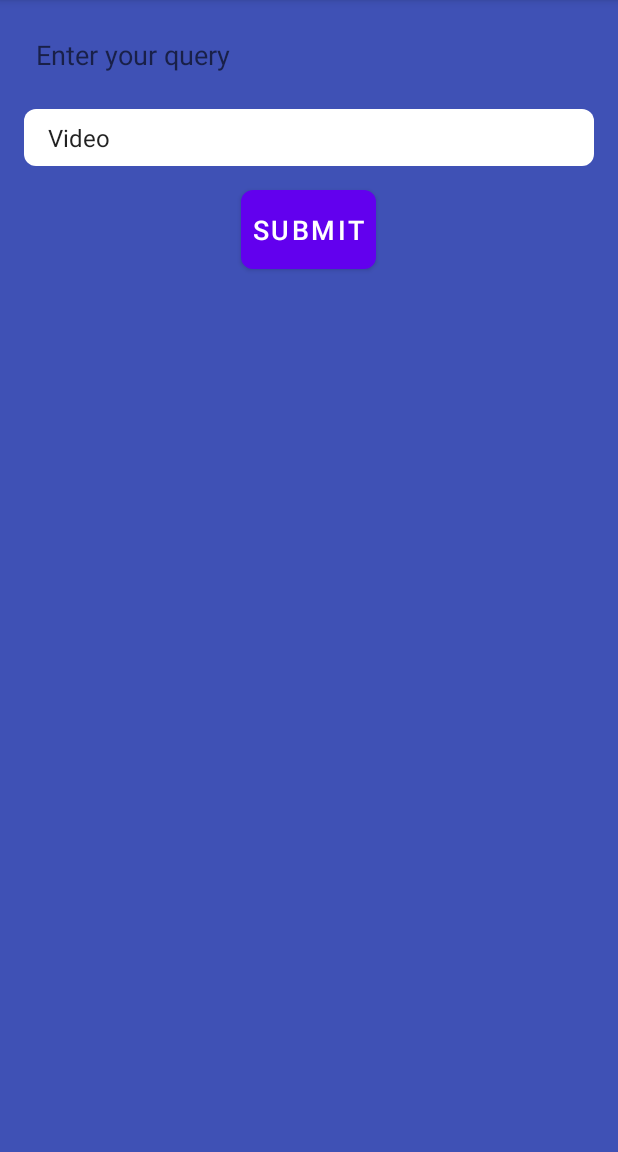
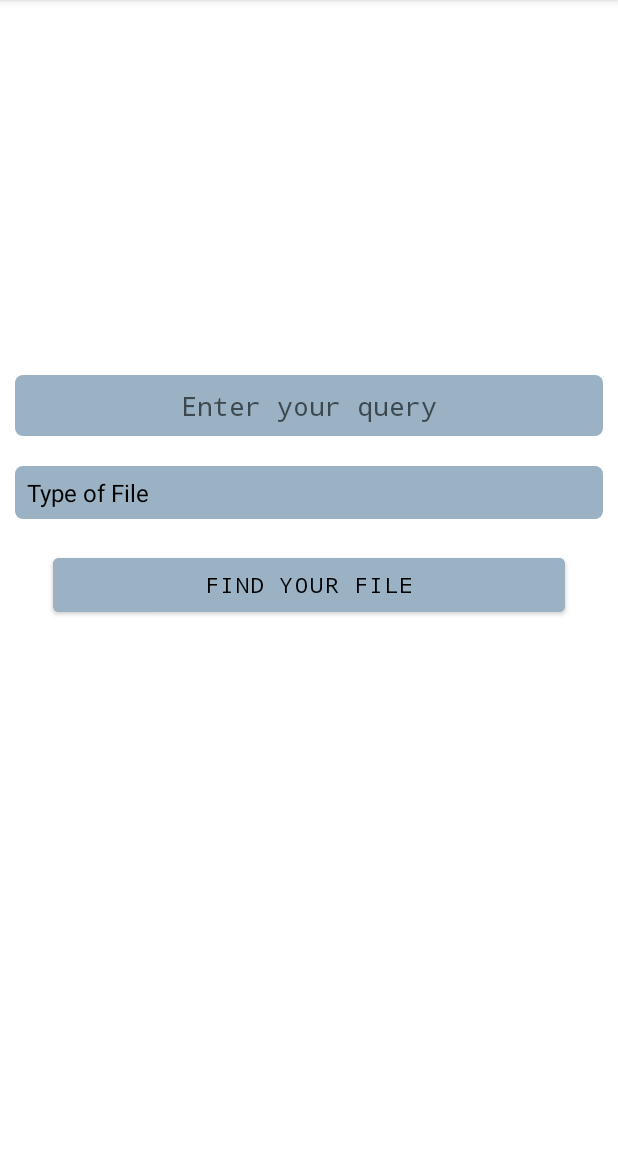
Before and after one commit to bhattaman0001/QuickDroid, an Android app: the screen it shows after launch (MainActivity), on a phone screen of 412 x 824 dp, the part 84-1236 px from its top. Run offline under Robolectric (Android 15) with nearby library versions, the phone set to English and light mode, and no system bars.

Commit message:
Added spinner and made home page UI

```diff
--- a/app/build.gradle
+++ b/app/build.gradle
@@ -30,6 +30,12 @@ android {
     kotlinOptions {
         jvmTarget = '1.8'
     }
+    viewBinding {
+        enabled true
+    }
+    dataBinding {
+        enabled true
+    }
 }
 
 dependencies {
--- /dev/null
+++ b/app/src/main/java/com/example/moviemagnet/Constants/constants.kt
@@ -0,0 +1,6 @@
+package com.example.moviemagnet.Constants
+
+object constants {
+    val BASE_URL = "https://filepursuit.p.rapidapi.com/"
+    /*https://filepursuit.p.rapidapi.com/?q=The%20Last:%20Naruto%20the%20Movie&type=video*/
+}
--- a/app/src/main/java/com/example/moviemagnet/MainActivity.kt
+++ b/app/src/main/java/com/example/moviemagnet/MainActivity.kt
@@ -1,41 +1,38 @@
 package com.example.moviemagnet
 
-import androidx.appcompat.app.AppCompatActivity
-import android.os.Bundle
-import android.view.View
-import android.widget.AdapterView
-import android.widget.ArrayAdapter
-import android.widget.Spinner
+import android.os.*
+import android.util.*
+import android.view.*
+import android.widget.*
+import androidx.appcompat.app.*
+import com.example.moviemagnet.databinding.*
 
 class MainActivity : AppCompatActivity() {
+
+    private lateinit var binding: ActivityMainBinding
+    var type_of_file: Array<String> = emptyArray()
+    var type_of_file_selected: String = ""
+    var query_name: String = ""
     override fun onCreate(savedInstanceState: Bundle?) {
         super.onCreate(savedInstanceState)
-        setContentView(R.layout.activity_main)
-
-        val spinner: Spinner = findViewById(R.id.spinner)
-        val adapter = ArrayAdapter.createFromResource(
-            this,
-            R.array.spinner_options,
-            android.R.layout.simple_spinner_item
-        )
-        adapter.setDropDownViewResource(android.R.layout.simple_spinner_dropdown_item)
-        spinner.adapter = adapter
-
-        spinner.onItemSelectedListener = object : AdapterView.OnItemSelectedListener {
-            override fun onItemSelected(
-                parent: AdapterView<*>?,
-                view: View?,
-                position: Int,
-                id: Long
-            ) {
-                // Handle the selected item here
+        binding = ActivityMainBinding.inflate(layoutInflater)
+        val view: View = binding.root
+        setContentView(view)
+        type_of_file = resources.getStringArray(R.array.spinner_options)
+        val adapter = ArrayAdapter(this, android.R.layout.simple_spinner_dropdown_item, type_of_file)
+        binding.typeOfFile.adapter = adapter
+        binding.typeOfFile.onItemSelectedListener = object : AdapterView.OnItemSelectedListener {
+            override fun onItemSelected(parent: AdapterView<*>?, view: View?, position: Int, id: Long) {
+                if (position == 0) type_of_file_selected = ""
+                if (position >= 1) type_of_file_selected = type_of_file[position]
+                Log.d("is_this_ok", "the selected type is --> $type_of_file_selected")
             }
 
             override fun onNothingSelected(parent: AdapterView<*>?) {
-                // Handle the case when nothing is selected
+                // todo: do something when nothing is selected
             }
         }
-
+        if (binding.queryName != null) query_name = binding.queryName.text.toString()
     }
 
 }
--- a/app/src/main/res/drawable/button_background.xml
+++ b/app/src/main/res/drawable/button_background.xml
@@ -1,6 +1,6 @@
 <?xml version="1.0" encoding="utf-8"?>
 <shape xmlns:android="http://schemas.android.com/apk/res/android"
     android:shape="rectangle">
-    <solid android:color="#3F51B5"/>
+    <solid android:color="@color/colorPrimary"/>
     <corners android:radius="8dp"/>
 </shape>
--- a/app/src/main/res/drawable/spinner_background.xml
+++ b/app/src/main/res/drawable/spinner_background.xml
@@ -1,6 +1,6 @@
 <?xml version="1.0" encoding="utf-8"?>
 <shape xmlns:android="http://schemas.android.com/apk/res/android"
     android:shape="rectangle">
-    <solid android:color="@android:color/white"/>
-    <corners android:radius="8dp"/>
+    <solid android:color="@android:color/white" />
+    <corners android:radius="5dp" />
 </shape>
--- a/app/src/main/res/layout/activity_main.xml
+++ b/app/src/main/res/layout/activity_main.xml
@@ -4,49 +4,61 @@
     xmlns:tools="http://schemas.android.com/tools"
     android:layout_width="match_parent"
     android:layout_height="match_parent"
+    android:layout_gravity="center"
     tools:context=".MainActivity">
 
-    <LinearLayout
-        android:layout_width="match_parent"
-        android:layout_height="match_parent"
-        android:background="@color/colorPrimary"
-        android:orientation="vertical"
-        android:padding="16dp">
-
     <EditText
-            android:id="@+id/editText1"
-            android:layout_width="match_parent"
+        android:id="@+id/query_name"
+        android:layout_width="0dp"
         android:layout_height="wrap_content"
-            android:background="@android:color/transparent"
-            android:hint="Enter your query"
+        android:layout_marginStart="10dp"
+        android:layout_marginEnd="10dp"
+        android:background="@drawable/spinner_background"
+        android:backgroundTint="#9AB2C4"
+        android:fontFamily="monospace"
+        android:hint="@string/enter_your_query"
         android:padding="8dp"
-            android:textColor="@android:color/white"
-            android:textSize="18sp" />
+        android:textAlignment="center"
+        android:textColor="@color/black"
+        android:textSize="18sp"
+        android:layout_marginTop="250dp"
+        app:layout_constraintBottom_toTopOf="@id/type_of_file"
+        app:layout_constraintEnd_toEndOf="parent"
+        app:layout_constraintHorizontal_bias="0.5"
+        app:layout_constraintStart_toStartOf="parent"
+        app:layout_constraintTop_toTopOf="parent"
+        app:layout_constraintVertical_bias="0.5" />
 
     <Spinner
-            android:id="@+id/spinner"
-            android:layout_width="match_parent"
-            android:layout_height="wrap_content"
-            android:layout_marginTop="16dp"
+        android:id="@+id/type_of_file"
+        android:layout_width="0dp"
+        android:layout_height="35dp"
+        android:layout_marginStart="10dp"
+        android:layout_marginTop="20dp"
+        android:layout_marginEnd="10dp"
         android:background="@drawable/spinner_background"
-            android:entries="@array/spinner_options"
-            android:padding="8dp"
-            android:prompt="@string/spinner_prompt"
-            android:textSize="18sp" />
+        android:backgroundTint="#9AB2C4"
+        app:layout_constraintBottom_toTopOf="@id/find_your_file"
+        app:layout_constraintEnd_toEndOf="parent"
+        app:layout_constraintHorizontal_bias="0.5"
+        app:layout_constraintStart_toStartOf="parent"
+        app:layout_constraintTop_toBottomOf="@id/query_name"
+        app:layout_constraintVertical_bias="0.5" />
 
     <Button
-            android:id="@+id/button"
-            android:layout_width="wrap_content"
+        android:id="@+id/find_your_file"
+        android:layout_width="0dp"
         android:layout_height="wrap_content"
-            android:layout_gravity="center"
-            android:layout_marginTop="16dp"
-            android:background="@drawable/button_background"
-            android:padding="8dp"
-            android:text="Submit"
-            android:textColor="@android:color/white"
-            android:textSize="18sp" />
-
-    </LinearLayout>
-
+        android:layout_marginStart="35dp"
+        android:layout_marginTop="20dp"
+        android:layout_marginEnd="35dp"
+        android:backgroundTint="#9AB2C4"
+        android:fontFamily="monospace"
+        android:text="@string/find_your_file"
+        android:textColor="@color/black"
+        app:layout_constraintEnd_toEndOf="parent"
+        app:layout_constraintHorizontal_bias="0.5"
+        app:layout_constraintStart_toStartOf="parent"
+        app:layout_constraintTop_toBottomOf="@id/type_of_file" />
 
 </androidx.constraintlayout.widget.ConstraintLayout>
--- a/app/src/main/res/values/strings.xml
+++ b/app/src/main/res/values/strings.xml
@@ -2,6 +2,7 @@
     <string name="app_name">MovieMagnet</string>
 
     <string-array name="spinner_options">
+        <item>Type of File</item>
         <item>Video</item>
         <item>E-books</item>
         <item>Audio</item>
@@ -10,5 +11,10 @@
     </string-array>
 
     <string name="spinner_prompt">Type of query</string>
+    <string name="home">Home</string>
+    <string name="share_app">Share App</string>
+    <string name="search_on_web">Search on Web</string>
+    <string name="enter_your_query">Enter your query</string>
+    <string name="find_your_file">Find your File</string>
 
 </resources>
```
Also changed, not shown: app/src/main/res/drawable/outline_home_24.xml (added, +10 -0 lines), app/src/main/res/drawable/outline_manage_search_24.xml (added, +11 -0 lines), app/src/main/res/drawable/outline_share_24.xml (added, +10 -0 lines), app/src/main/res/layout/custom_file_type_layout.xml (added, +23 -0 lines), app/src/main/res/menu/drawer_menu.xml (added, +19 -0 lines). Lines whose indentation alone changed are shown as unchanged.
